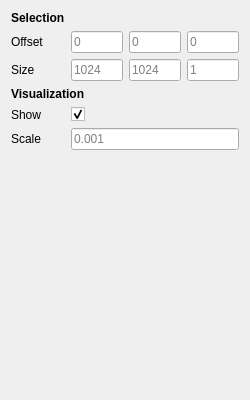
This is include/ui/plugins/fom_toolbox.ui in VRGroupRWTH/pli_view as Qt 5 draws it before an edit. The edited form follows.
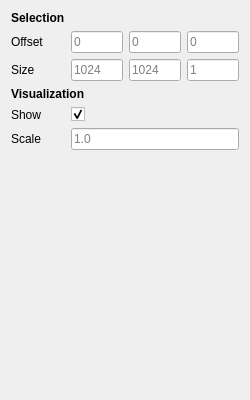
This is the edited form.

Diff of the .ui file:
```diff
--- a/include/ui/plugins/fom_toolbox.ui
+++ b/include/ui/plugins/fom_toolbox.ui
@@ -216,7 +216,7 @@
    <item row="5" column="1" colspan="3">
     <widget class="QLineEdit" name="line_edit_scale">
      <property name="placeholderText">
-      <string>0.001</string>
+      <string>1.0</string>
      </property>
     </widget>
    </item>
```
